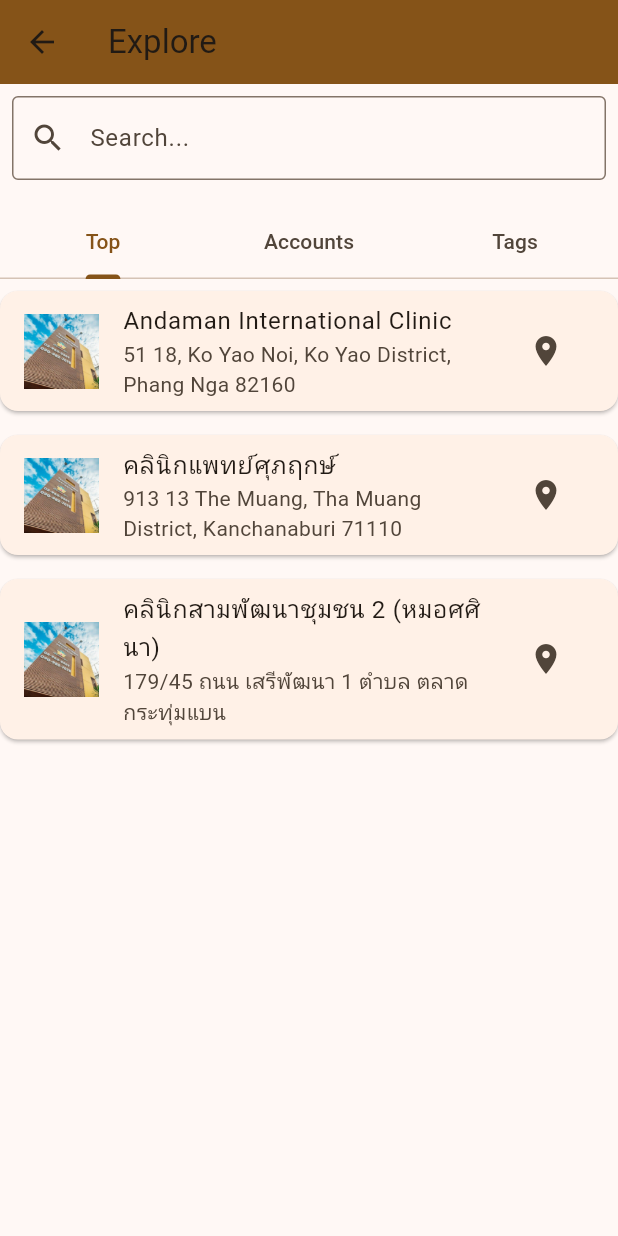
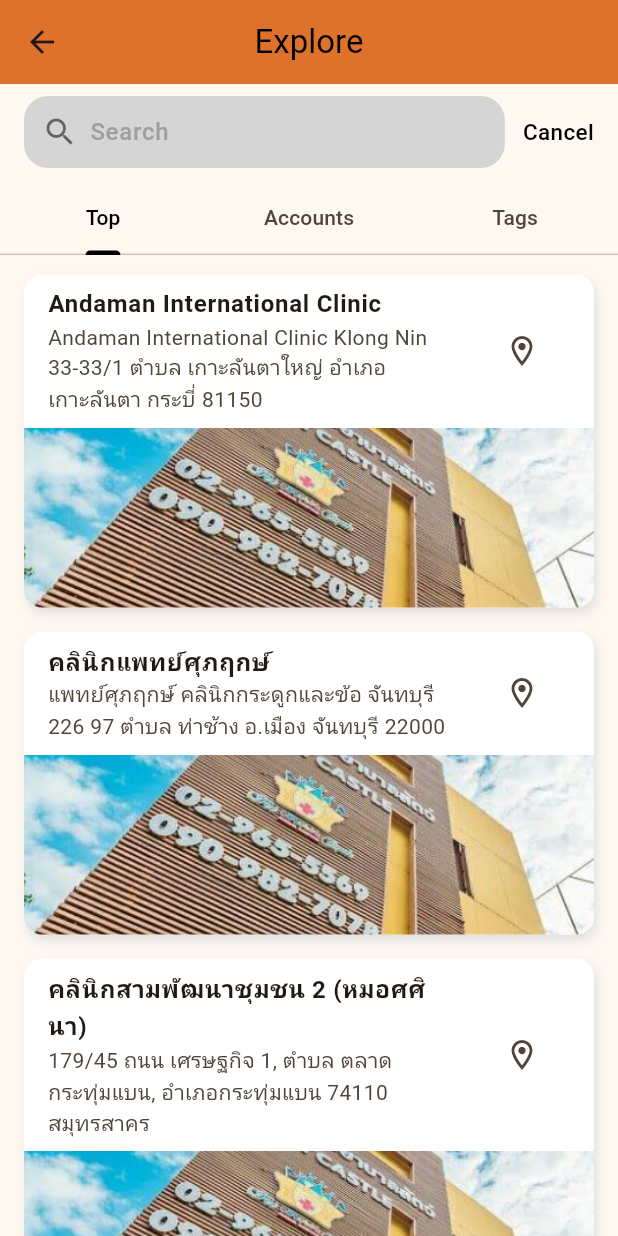
Before and after one commit to theploy67/THAI_DEALY, a Flutter app: the SearchAPage screen opened directly, on a phone screen of 412 x 824 dp. Run offline on Flutter 3.47's test engine with Material 3 defaults, Android fonts, the phone set to English and light mode, and no system bars; our stand-ins replace gap, table_calendar.

Commit message:
SearchA_page.dart

```diff
--- a/lib/pages/admin_page/SearchA_page.dart
+++ b/lib/pages/admin_page/SearchA_page.dart
@@ -1,9 +1,6 @@
-// By Fluke page1
-// หน้านี้มี Tab bar ด้านบนไว้้หมดแล้ว (สำหรับ Top, Accounts, Tags)
-// สิ่งที่ต้องแก้ : ตอนนี้ยังบัคอยู่ ยังไม่ได้แก้
-
 import 'package:flutter/material.dart';
 import 'package:gap/gap.dart';
+import 'package:url_launcher/url_launcher.dart';
 
 class SearchAPage extends StatefulWidget {
   const SearchAPage({super.key});
@@ -13,85 +10,85 @@
 }
 
 class _SearchAPageState extends State<SearchAPage> {
-  String searchQuery = ''; // ตัวแปรสำหรับการค้นหา
+  String searchQuery = '';
 
-  // รายการของสถานที่ (สำหรับ Top, Accounts, Tags)
   final List<Map<String, String>> topPlaces = [
     {
       'name': 'Andaman International Clinic',
-      'address': '51 18, Ko Yao Noi, Ko Yao District, Phang Nga 82160',
+      'address':
+          'Andaman International Clinic Klong Nin 33-33/1 ตำบล เกาะลันตาใหญ่ อำเภอเกาะลันตา กระบี่ 81150',
       'image': 'loca1.png',
     },
     {
       'name': 'คลินิกแพทย์ศุภฤกษ์',
-      'address': '913 13 The Muang, Tha Muang District, Kanchanaburi 71110',
+      'address':
+          'แพทย์ศุภฤกษ์ คลินิกกระดูกและข้อ จันทบุรี 226 97 ตำบล ท่าช้าง อ.เมือง จันทบุรี 22000',
       'image': 'loca1.png',
     },
     {
       'name': 'คลินิกสามพัฒนาชุมชน 2 (หมอศศินา)',
-      'address': '179/45 ถนน เสรีพัฒนา 1 ตำบล ตลาดกระทุ่มแบน',
+      'address':
+          '179/45 ถนน เศรษฐกิจ 1, ตำบล ตลาดกระทุ่มแบน, อำเภอกระทุ่มแบน 74110 สมุทรสาคร',
       'image': 'loca1.png',
     },
-    // เพิ่มรายการที่ต้องการ
   ];
 
   final List<Map<String, String>> accountsPlaces = [
     {
-      'name': 'Andaman International Clinic',
-      'address': '51 18, Ko Yao Noi, Ko Yao District, Phang Nga 82160',
+      'name': 'โรงพยาบาลสัตว์ PET CASTLE',
+      'address': 'นนทบุรี',
       'image': 'loca1.png',
     },
     {
-      'name': 'คลินิกแพทย์ศุภฤกษ์',
-      'address': '913 13 The Muang, Tha Muang District, Kanchanaburi 71110',
+      'name': 'โรงพยาบาลสัตว์จุฬา',
+      'address': 'กรุงเทพฯ',
       'image': 'loca1.png',
     },
-    {
-      'name': 'โรงพยาบาลสัตว์ PET CASTLE',
-      'address': 'ถนนราชวิถี (ตรงข้ามเซ็นทรัลรัตนาธิเบศร์)',
-      'image': 'loca1.png',
-    },
-    // เพิ่มรายการที่ต้องการ
   ];
 
   final List<Map<String, String>> tagsPlaces = [
     {
-      'name': 'คลินิกสัตวแพทย์',
-      'address': '111/12 ซอยสามัคคี 8 หมู่ 10 ถนนสุขสวัสดิ์',
+      'name': 'คลินิกสัตวแพทย์ A',
+      'address': 'ถนนสุขสวัสดิ์',
       'image': 'loca1.png',
     },
     {
-      'name': 'โรงพยาบาลสัตว์จุฬา',
-      'address': '26 ถนนจุฬา, แขวงวังใหม่, กรุงเทพ',
+      'name': 'คลินิกสัตวแพทย์ B',
+      'address': 'กรุงเทพฯ',
       'image': 'loca1.png',
     },
-    {
-      'name': 'คลินิกสัตว์เจริญวัฒนา',
-      'address': '29/4 ถนนจรัญสนิทวงศ์, กรุงเทพ',
-      'image': 'loca1.png',
-    },
-    // เพิ่มรายการที่ต้องการ
   ];
 
   @override
   Widget build(BuildContext context) {
     return Scaffold(
+      backgroundColor: const Color(0xFFFFF8F0),
       appBar: AppBar(
-        backgroundColor: Theme.of(context).primaryColor,
-        title: const Text("Explore"),
-        leading: IconButton(
-          icon: const Icon(Icons.arrow_back),
-          onPressed: () {
-            Navigator.pop(context); // กลับไปหน้าก่อนหน้า
-          },
-        ),
+        backgroundColor: const Color(0xFFDE712C),
+        title: const Text("Explore", style: TextStyle(color: Colors.black)),
+        centerTitle: true,
       ),
       body: SafeArea(
         child: Column(
           children: [
-            // ช่องค้นหาข้อมูล
+            const Gap(8),
             Padding(
-              padding: const EdgeInsets.all(8.0),
+              padding: const EdgeInsets.symmetric(horizontal: 16),
+              child: Row(
+                children: [
+                  Expanded(
+                    child: Container(
+                      height: 48,
+                      decoration: BoxDecoration(
+                        color: const Color.fromARGB(255, 213, 213, 213),
+                        borderRadius: BorderRadius.circular(16),
+                      ),
+                      padding: const EdgeInsets.symmetric(horizontal: 12),
+                      child: Row(
+                        children: [
+                          const Icon(Icons.search, color: Colors.black54),
+                          const SizedBox(width: 8),
+                          Expanded(
                             child: TextField(
                               onChanged: (value) {
                                 setState(() {
@@ -99,39 +96,67 @@
                                 });
                               },
                               decoration: const InputDecoration(
-                  prefixIcon: Icon(Icons.search),
-                  hintText: 'Search...',
-                  border: OutlineInputBorder(),
+                                border: InputBorder.none,
+                                hintText: 'Search',
+                                hintStyle: TextStyle(
+                                  color: Colors.grey,
+                                  fontWeight: FontWeight.w500,
+                                  fontSize: 16,
+                                ),
+                              ),
+                              style: const TextStyle(fontSize: 16),
+                            ),
+                          ),
+                        ],
                       ),
                     ),
                   ),
+                  const SizedBox(width: 12),
+                  GestureDetector(
+                    onTap: () {
+                      setState(() {
+                        searchQuery = '';
+                      });
+                    },
+                    child: const Text(
+                      'Cancel',
+                      style: TextStyle(
+                        color: Colors.black,
+                        fontWeight: FontWeight.w500,
+                        fontSize: 15,
+                      ),
+                    ),
+                  ),
+                ],
+              ),
+            ),
             const Gap(10),
-            // TabBar สำหรับการแยกหมวดหมู่
-            DefaultTabController(
+            Expanded(
+              child: DefaultTabController(
                 length: 3,
                 child: Column(
                   children: [
                     const TabBar(
+                      labelColor: Colors.black,
+                      indicatorColor: Colors.black,
                       tabs: [
                         Tab(text: 'Top'),
                         Tab(text: 'Accounts'),
                         Tab(text: 'Tags'),
                       ],
                     ),
-                  SizedBox(
-                    height: 400, // แสดงพื้นที่สำหรับเนื้อหาของแต่ละแท็บ
+                    const Gap(5),
+                    Expanded(
                       child: TabBarView(
                         children: [
-                        // **Top** Tab
                           _buildPlaceList(topPlaces),
-                        // **Accounts** Tab
                           _buildPlaceList(accountsPlaces),
-                        // **Tags** Tab
                           _buildPlaceList(tagsPlaces),
                         ],
                       ),
                     ),
                   ],
+                ),
               ),
             ),
           ],
@@ -141,40 +166,71 @@
   }
 
   Widget _buildPlaceList(List<Map<String, String>> places) {
-    // กรองข้อมูลที่ตรงกับคำค้น
-    final filteredPlaces =
-        places
-            .where(
-              (place) => place['name']!.toLowerCase().contains(
-                searchQuery.toLowerCase(),
-              ),
-            )
+    final filtered = places
+        .where((p) => p['name']!
+            .toLowerCase()
+            .contains(searchQuery.toLowerCase()))
         .toList();
 
     return ListView.builder(
-      itemCount: filteredPlaces.length,
+      itemCount: filtered.length,
       itemBuilder: (context, index) {
-        final place = filteredPlaces[index];
-        return Card(
-          margin: const EdgeInsets.symmetric(vertical: 8),
-          child: ListTile(
-            leading: Image.asset(
-              'assets/images/${place['image']}', // ใส่เส้นทางของภาพที่ถูกต้อง
-              width: 50,
-              height: 50,
+        final place = filtered[index];
+        return Container(
+          margin: const EdgeInsets.symmetric(horizontal: 16, vertical: 8),
+          decoration: BoxDecoration(
+            color: Colors.white,
+            borderRadius: BorderRadius.circular(12),
+            boxShadow: [
+              BoxShadow(
+                color: Colors.grey.shade300,
+                blurRadius: 6,
+                offset: const Offset(2, 4),
+              ),
+            ],
+          ),
+          child: Column(
+            children: [
+              ListTile(
+                title: Text(
+                  place['name']!,
+                  style: const TextStyle(fontWeight: FontWeight.bold),
+                ),
+                subtitle: Text(place['address']!),
+                trailing: IconButton(
+                  icon: const Icon(Icons.location_on_outlined),
+                  onPressed: () {
+                    _openMap(place['address']!);
+                  },
+                ),
+              ),
+              ClipRRect(
+                borderRadius:
+                    const BorderRadius.vertical(bottom: Radius.circular(12)),
+                child: Image.asset(
+                  'assets/images/${place['image']}',
+                  height: 120,
+                  width: double.infinity,
                   fit: BoxFit.cover,
                 ),
-            title: Text(place['name']!),
-            subtitle: Text(place['address']!),
-            trailing: IconButton(
-              icon: const Icon(Icons.location_on),
-              onPressed: () {
-                // การดำเนินการเมื่อกดไอคอนตำแหน่ง
-              },
               ),
+            ],
           ),
         );
       },
     );
   }
+
+  Future<void> _openMap(String address) async {
+    final Uri url = Uri.parse(
+        'https://www.google.com/maps/search/?api=1&query=${Uri.encodeComponent(address)}');
+
+    if (!await launchUrl(url, mode: LaunchMode.externalApplication)) {
+      if (context.mounted) {
+        ScaffoldMessenger.of(context).showSnackBar(
+          const SnackBar(content: Text('ไม่สามารถเปิด Google Maps ได้')),
+        );
       }
+    }
+  }
+}
```
Lines whose indentation alone changed are shown as unchanged.
